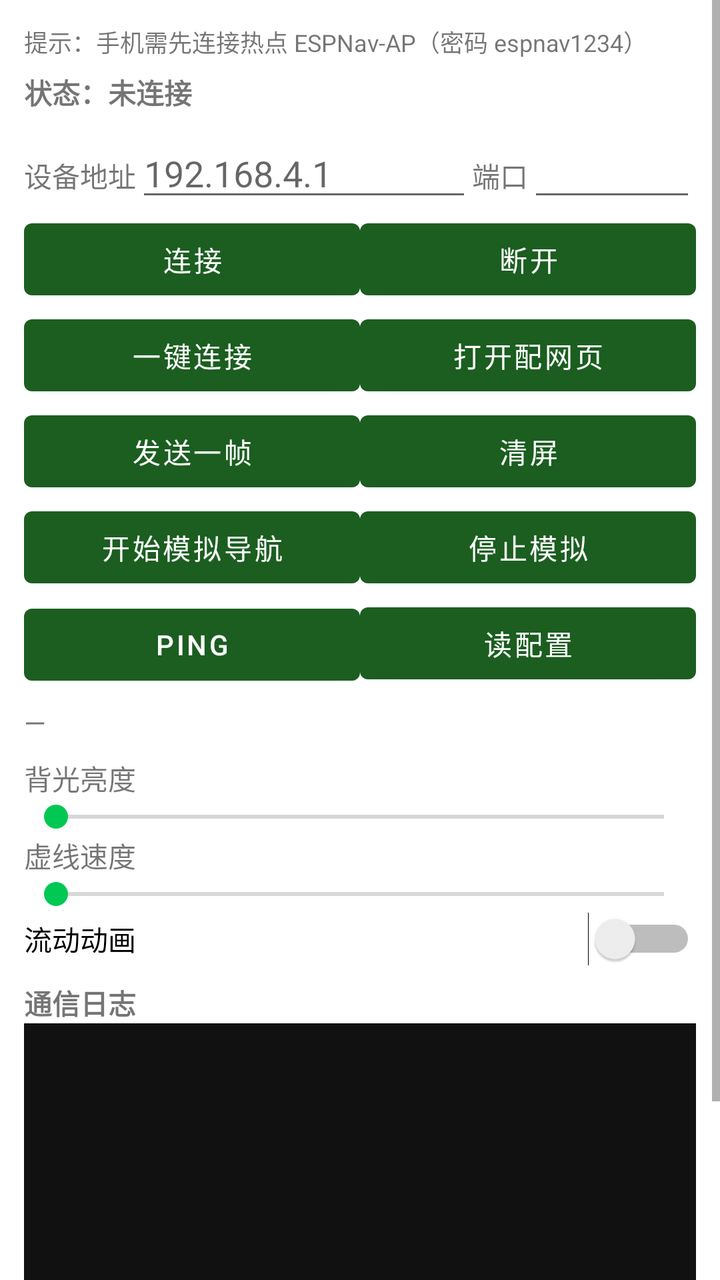
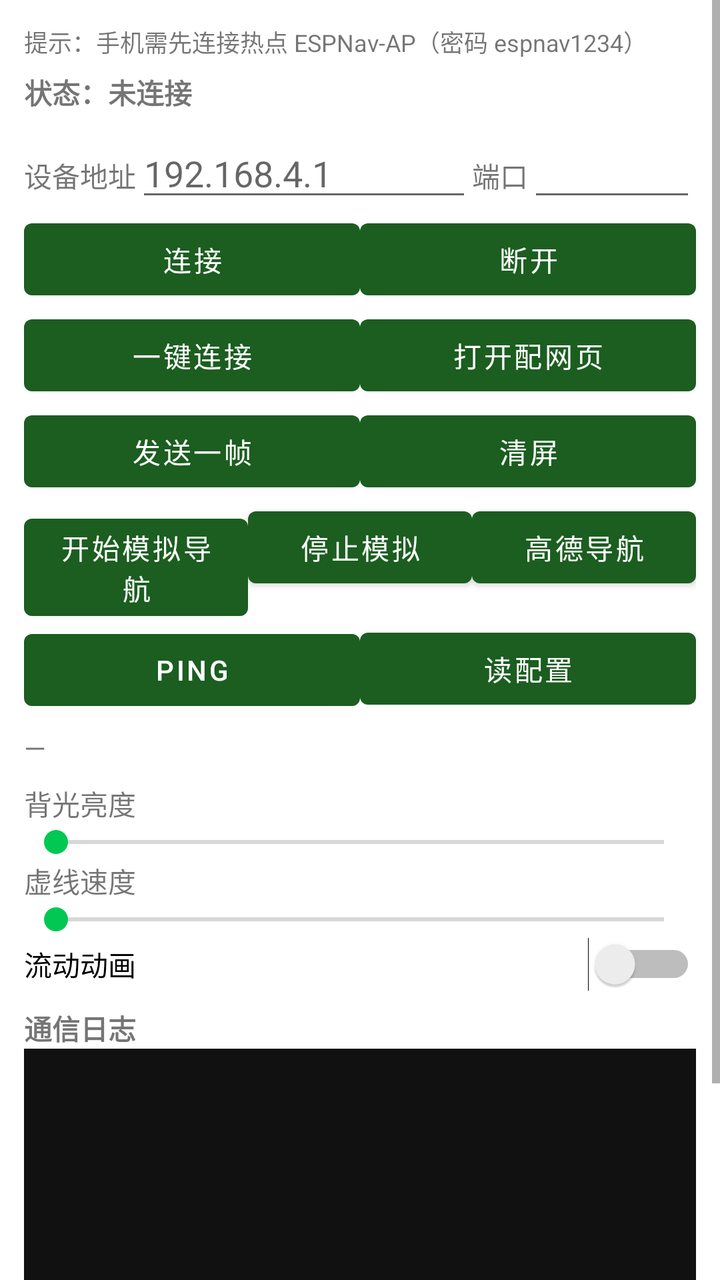

An Android layout rendered at two revisions. The XML below is the earlier revision; the diff shows what the commit changed to produce the second picture.
<!-- AndroidManifest.xml: application theme Theme.EspNav -->
<!-- res/layout/activity_main.xml -->
<?xml version="1.0" encoding="utf-8"?>
<ScrollView xmlns:android="http://schemas.android.com/apk/res/android"
    android:layout_width="match_parent"
    android:layout_height="match_parent"
    android:fillViewport="true">

    <LinearLayout
        android:layout_width="match_parent"
        android:layout_height="wrap_content"
        android:orientation="vertical"
        android:padding="12dp">

        <TextView
            android:layout_width="match_parent"
            android:layout_height="wrap_content"
            android:text="@string/tip_hotspot"
            android:textSize="12sp"
            android:paddingBottom="6dp" />

        <TextView
            android:id="@+id/tvStatus"
            android:layout_width="match_parent"
            android:layout_height="wrap_content"
            android:text="@string/label_status"
            android:textStyle="bold"
            android:paddingBottom="8dp" />

        
        <LinearLayout
            android:layout_width="match_parent"
            android:layout_height="wrap_content"
            android:orientation="horizontal">

            <TextView
                android:layout_width="wrap_content"
                android:layout_height="wrap_content"
                android:text="@string/label_host"
                android:gravity="center_vertical" />

            <EditText
                android:id="@+id/etHost"
                android:layout_width="0dp"
                android:layout_height="wrap_content"
                android:layout_weight="2"
                android:hint="@string/hint_host"
                android:inputType="text"
                android:importantForAutofill="no" />

            <TextView
                android:layout_width="wrap_content"
                android:layout_height="wrap_content"
                android:text="@string/label_port"
                android:gravity="center_vertical" />

            <EditText
                android:id="@+id/etPort"
                android:layout_width="0dp"
                android:layout_height="wrap_content"
                android:layout_weight="1"
                android:inputType="number"
                android:importantForAutofill="no" />
        </LinearLayout>

        <LinearLayout
            android:layout_width="match_parent"
            android:layout_height="wrap_content"
            android:orientation="horizontal">

            <Button
                android:id="@+id/btnConnect"
                android:layout_width="0dp"
                android:layout_height="wrap_content"
                android:layout_weight="1"
                android:text="@string/btn_connect" />

            <Button
                android:id="@+id/btnDisconnect"
                android:layout_width="0dp"
                android:layout_height="wrap_content"
                android:layout_weight="1"
                android:text="@string/btn_disconnect" />
        </LinearLayout>

        <LinearLayout
            android:layout_width="match_parent"
            android:layout_height="wrap_content"
            android:orientation="horizontal">

            <Button
                android:id="@+id/btnQuickConnect"
                android:layout_width="0dp"
                android:layout_height="wrap_content"
                android:layout_weight="1"
                android:text="@string/btn_quick_connect" />

            <Button
                android:id="@+id/btnOpenProv"
                android:layout_width="0dp"
                android:layout_height="wrap_content"
                android:layout_weight="1"
                android:text="@string/btn_open_prov" />
        </LinearLayout>

        
        <LinearLayout
            android:layout_width="match_parent"
            android:layout_height="wrap_content"
            android:orientation="horizontal">

            <Button
                android:id="@+id/btnSendOnce"
                android:layout_width="0dp"
                android:layout_height="wrap_content"
                android:layout_weight="1"
                android:text="@string/btn_send_once" />

            <Button
                android:id="@+id/btnClear"
                android:layout_width="0dp"
                android:layout_height="wrap_content"
                android:layout_weight="1"
                android:text="@string/btn_clear" />
        </LinearLayout>

        <LinearLayout
            android:layout_width="match_parent"
            android:layout_height="wrap_content"
            android:orientation="horizontal">

            <Button
                android:id="@+id/btnMockStart"
                android:layout_width="0dp"
                android:layout_height="wrap_content"
                android:layout_weight="1"
                android:text="@string/btn_mock_start" />

            <Button
                android:id="@+id/btnMockStop"
                android:layout_width="0dp"
                android:layout_height="wrap_content"
                android:layout_weight="1"
                android:text="@string/btn_mock_stop" />
        </LinearLayout>

        <LinearLayout
            android:layout_width="match_parent"
            android:layout_height="wrap_content"
            android:orientation="horizontal">

            <Button
                android:id="@+id/btnPing"
                android:layout_width="0dp"
                android:layout_height="wrap_content"
                android:layout_weight="1"
                android:text="@string/btn_ping" />

            <Button
                android:id="@+id/btnGetConfig"
                android:layout_width="0dp"
                android:layout_height="wrap_content"
                android:layout_weight="1"
                android:text="@string/btn_get_config" />
        </LinearLayout>

        <TextView
            android:id="@+id/tvStage"
            android:layout_width="match_parent"
            android:layout_height="wrap_content"
            android:paddingTop="6dp"
            android:text="—" />

        
        <TextView
            android:layout_width="match_parent"
            android:layout_height="wrap_content"
            android:paddingTop="8dp"
            android:text="@string/label_brightness" />

        <SeekBar
            android:id="@+id/seekBrightness"
            android:layout_width="match_parent"
            android:layout_height="wrap_content"
            android:max="100" />

        <TextView
            android:layout_width="match_parent"
            android:layout_height="wrap_content"
            android:text="@string/label_dash_speed" />

        <SeekBar
            android:id="@+id/seekDashSpeed"
            android:layout_width="match_parent"
            android:layout_height="wrap_content"
            android:max="120" />

        <Switch
            android:id="@+id/switchAnim"
            android:layout_width="match_parent"
            android:layout_height="wrap_content"
            android:text="@string/label_anim" />

        
        <TextView
            android:layout_width="match_parent"
            android:layout_height="wrap_content"
            android:paddingTop="8dp"
            android:text="@string/label_log"
            android:textStyle="bold" />

        <ScrollView
            android:id="@+id/svLog"
            android:layout_width="match_parent"
            android:layout_height="220dp"
            android:background="#111111">

            <TextView
                android:id="@+id/tvLog"
                android:layout_width="match_parent"
                android:layout_height="wrap_content"
                android:padding="6dp"
                android:textColor="#DDDDDD"
                android:textSize="12sp"
                android:typeface="monospace" />
        </ScrollView>
    </LinearLayout>
</ScrollView>
<!-- resources referenced by this layout -->
<resources>
  <string name="btn_clear">清屏</string>
  <string name="btn_connect">连接</string>
  <string name="btn_disconnect">断开</string>
  <string name="btn_get_config">读配置</string>
  <string name="btn_mock_start">开始模拟导航</string>
  <string name="btn_mock_stop">停止模拟</string>
  <string name="btn_open_prov">打开配网页</string>
  <string name="btn_ping">PING</string>
  <string name="btn_quick_connect">一键连接</string>
  <string name="btn_send_once">发送一帧</string>
  <string name="hint_host">192.168.4.1</string>
  <string name="label_anim">流动动画</string>
  <string name="label_brightness">背光亮度</string>
  <string name="label_dash_speed">虚线速度</string>
  <string name="label_host">设备地址</string>
  <string name="label_log">通信日志</string>
  <string name="label_port">端口</string>
  <string name="label_status">状态：未连接</string>
  <string name="tip_hotspot">提示：手机需先连接热点 ESPNav-AP（密码 espnav1234）</string>
  <style name="Theme.EspNav" parent="Theme.MaterialComponents.DayNight.NoActionBar">
          <item name="colorPrimary">#1B5E20</item>
          <item name="colorPrimaryVariant">#0B3D0F</item>
          <item name="colorOnPrimary">#FFFFFF</item>
          <item name="colorSecondary">#00C853</item>
          <item name="android:statusBarColor" tools:targetApi="l">#0B3D0F</item>
      </style>
</resources>

<!-- the commit's change to res/layout/activity_main.xml (unified diff, before → after) -->
@@ -140,6 +140,13 @@
                 android:layout_height="wrap_content"
                 android:layout_weight="1"
                 android:text="@string/btn_mock_stop" />
+
+            <Button
+                android:id="@+id/btnAmapNav"
+                android:layout_width="0dp"
+                android:layout_height="wrap_content"
+                android:layout_weight="1"
+                android:text="@string/btn_amap_nav" />
         </LinearLayout>
 
         <LinearLayout
<!-- resource entries referenced after the edit -->
@@ -1,5 +1,6 @@
 <!-- resources referenced by this layout -->
 <resources>
+  <string name="btn_amap_nav">高德导航</string>
   <string name="btn_clear">清屏</string>
   <string name="btn_connect">连接</string>
   <string name="btn_disconnect">断开</string>
